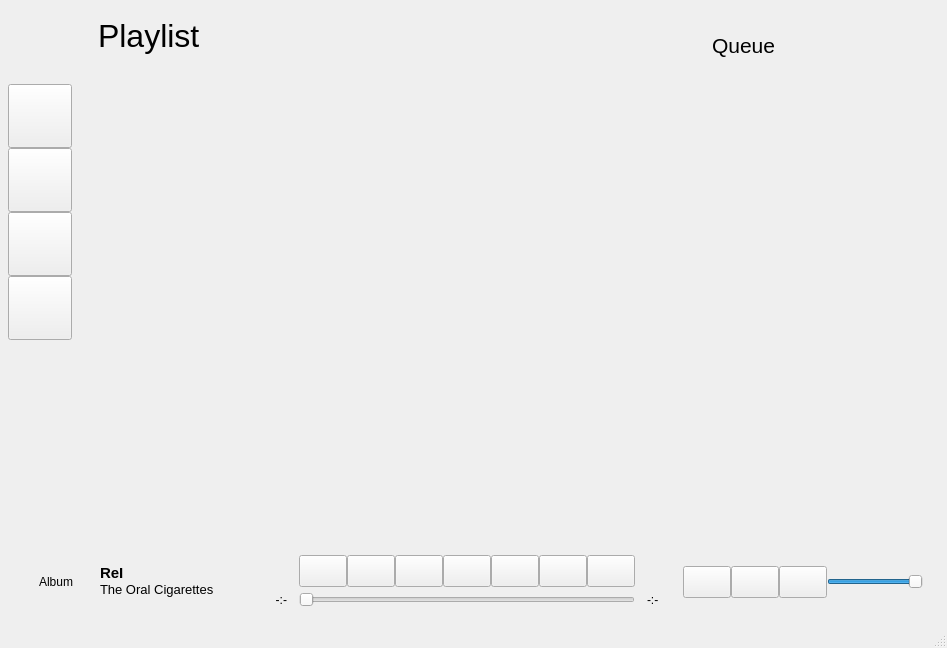
Qt form ui/mainwindow.ui (bagusNA/bitbeat) before a commit.
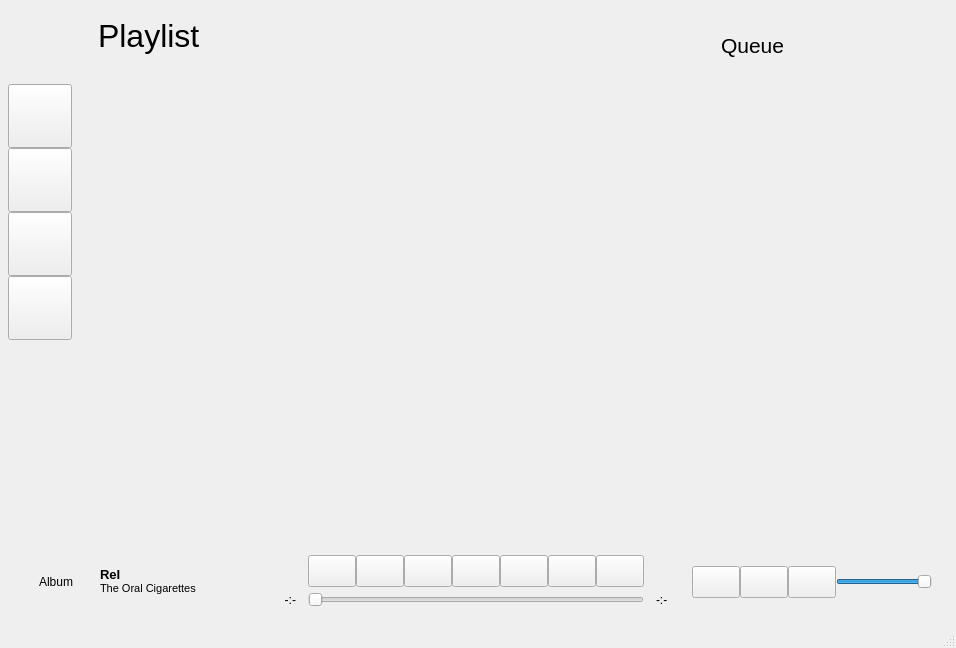
The same form after that commit. The open tabs and pages were chosen to show the change. Icons and pictures are not drawn.

Diff of the .ui file:
```diff
--- a/ui/mainwindow.ui
+++ b/ui/mainwindow.ui
@@ -6,7 +6,7 @@
    <rect>
     <x>0</x>
     <y>0</y>
-    <width>947</width>
+    <width>956</width>
     <height>648</height>
    </rect>
   </property>
@@ -247,7 +247,7 @@
     </item>
     <item row="1" column="0" colspan="3">
      <widget class="QWidget" name="widget_3" native="true">
-      <layout class="QGridLayout" name="gridLayout_3" columnstretch="1,1,1">
+      <layout class="QGridLayout" name="gridLayout_3" columnstretch="364,1,1" columnminimumwidth="0,0,0">
        <property name="leftMargin">
         <number>24</number>
        </property>
@@ -312,9 +312,21 @@
            </property>
            <item>
             <widget class="QLabel" name="song_title_label">
+             <property name="minimumSize">
+              <size>
+               <width>0</width>
+               <height>0</height>
+              </size>
+             </property>
+             <property name="maximumSize">
+              <size>
+               <width>300</width>
+               <height>16777215</height>
+              </size>
+             </property>
              <property name="font">
               <font>
-               <pointsize>11</pointsize>
+               <pointsize>10</pointsize>
                <weight>75</weight>
                <bold>true</bold>
               </font>
@@ -329,9 +341,15 @@
            </item>
            <item>
             <widget class="QLabel" name="song_artist_label">
+             <property name="maximumSize">
+              <size>
+               <width>300</width>
+               <height>16777215</height>
+              </size>
+             </property>
              <property name="font">
               <font>
-               <pointsize>10</pointsize>
+               <pointsize>8</pointsize>
               </font>
              </property>
              <property name="text">
```
Left out of the diff: 420 changed lines with no effect on the pictures.
